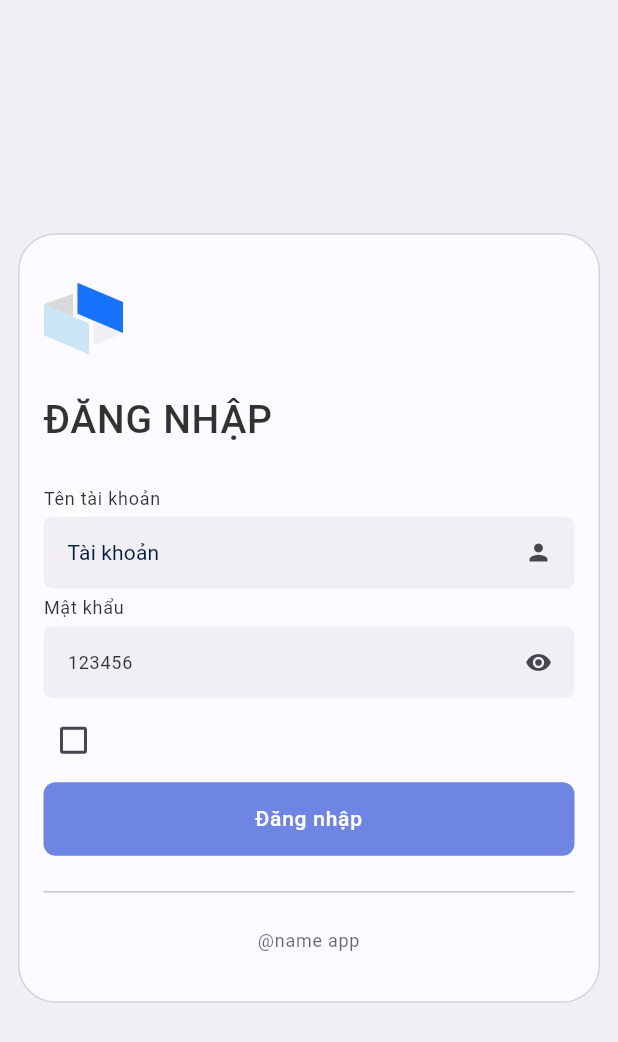
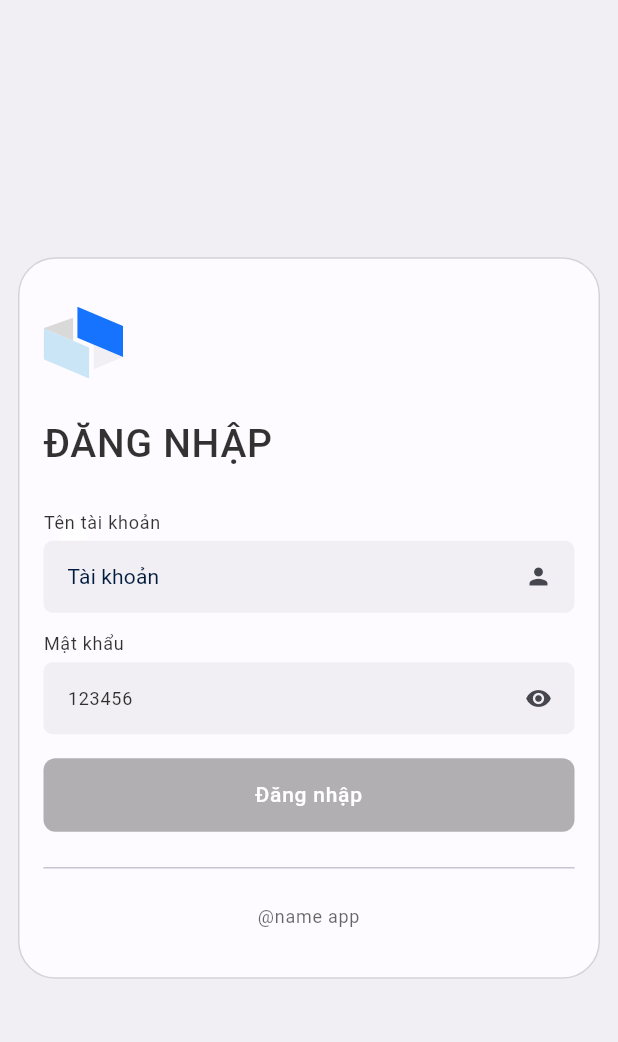
Before and after one commit to ThangStar/AZFood, a Flutter app: the screen it shows after launch, on a phone screen of 412 x 824 dp. Shown: the top 1042 px of the screen. Run offline on Flutter 3.47's test engine with Material 2 defaults, Android fonts, the phone set to English and light mode, and no system bars; our stand-ins replace bloc, dio, equatable, flutter_animate, flutter_bloc, flutter_dotenv and 3 more; project files that could hold a hidden picture were left out.

Commit message:
login validator

```diff
--- a/front_end/lib/main.dart
+++ b/front_end/lib/main.dart
@@ -1,5 +1,6 @@
 import 'package:flutter/material.dart';
 import 'package:flutter_dotenv/flutter_dotenv.dart';
+import 'package:restaurant_manager_app/courses/aspect_ratio.dart';
 import 'package:restaurant_manager_app/ui/blocs/product/product_bloc.dart';
 import 'package:restaurant_manager_app/ui/screens/auth/login_screen.dart';
 import 'package:flutter_bloc/flutter_bloc.dart';
@@ -32,6 +33,7 @@ class MyApp extends StatelessWidget {
             textTheme: textTheme(context)),
         // darkTheme: ThemeData(useMaterial3: true, colorScheme: darkColorScheme),
         home:const LoginScreen(),
+        // home: const AspectRatioScreen(),
       )
     );
   }
--- a/front_end/lib/ui/screens/auth/login_screen.dart
+++ b/front_end/lib/ui/screens/auth/login_screen.dart
@@ -31,6 +31,8 @@ class _LoginScreenState extends State<LoginScreen> {
 
   bool cbxSaveLogin = false;
   bool isShowAlert = false;
+  bool isValid = false;
+  final _keyForm = GlobalKey<FormState>();
 
   @override
   void initState() {
@@ -103,6 +105,16 @@ class _LoginScreenState extends State<LoginScreen> {
                   margin: const EdgeInsets.symmetric(horizontal: 12),
                   padding:
                       const EdgeInsets.symmetric(horizontal: 16, vertical: 32),
+                  child: Form(
+                    onChanged: () {
+                      if (_keyForm.currentState != null) {
+                        print(_keyForm.currentState!.validate());
+                        setState(() {
+                          isValid = _keyForm.currentState!.validate();
+                        });
+                      }
+                    },
+                    key: _keyForm,
                     child: Column(
                       crossAxisAlignment: CrossAxisAlignment.start,
                       children: [
@@ -130,8 +142,7 @@ class _LoginScreenState extends State<LoginScreen> {
                         const SizedBox(
                           height: 6,
                         ),
-                      Form(
-                        child: Column(
+                        Column(
                           crossAxisAlignment: CrossAxisAlignment.start,
                           children: [
                             const Padding(
@@ -143,7 +154,7 @@ class _LoginScreenState extends State<LoginScreen> {
                                 bool isEmail = RegExp(r"^[a-zA-Z0-9]{5,12}$")
                                     .hasMatch(p0!);
                                 return isEmail
-                                    ? ""
+                                    ? null
                                     : "Tài khoản không chứa kí tự đặc biệt, 5-12 kí tự";
                               },
                               onChanged: (p0) {
@@ -159,7 +170,7 @@ class _LoginScreenState extends State<LoginScreen> {
                               controller: usernameController,
                             ),
                             const Padding(
-                              padding: EdgeInsets.only(bottom: 4, top: 4),
+                              padding: EdgeInsets.only(bottom: 4, top: 12),
                               child: Text("Mật khẩu"),
                             ),
                             MyTextField(
@@ -167,13 +178,15 @@ class _LoginScreenState extends State<LoginScreen> {
                                 bool isEmail = RegExp(r"^[a-zA-Z0-9]{5,12}$")
                                     .hasMatch(p0!);
                                 return isEmail
-                                    ? ""
+                                    ? null
                                     : "Mật khẩu không chứa kí tự đặc biệt, 5-12 kí tự";
                               },
                               onChanged: (p0) {
+                                if (isShowAlert) {
                                   setState(() {
                                     isShowAlert = false;
                                   });
+                                }
                               },
                               isShowPass: isShowPass,
                               label: "Mật khẩu",
@@ -187,25 +200,27 @@ class _LoginScreenState extends State<LoginScreen> {
                             ),
                           ],
                         ),
-                      ),
                         const SizedBox(
                           height: 8,
                         ),
-                      MyCheckBox(
-                        value: cbxSaveLogin,
-                        onChanged: (p0) => _onChangeSaveLogin(p0!),
-                      ),
+                        // MyCheckBox(
+                        //   value: cbxSaveLogin,
+                        //   onChanged: (p0) => _onChangeSaveLogin(p0!),
+                        // ),
                         const SizedBox(
                           height: 8,
                         ),
                         Hero(
                             tag: "login_hero",
                             child: MyButton(
+                              disable: !isValid,
                               value: "Đăng nhập",
                               onPressed: () {
+                                if (_keyForm.currentState!.validate()) {
                                   authBloc.add(LoginAutEvent(
                                       username: usernameController.text,
                                       password: passwordController.text));
+                                }
                               },
                             )),
                         const SizedBox(
@@ -228,6 +243,7 @@ class _LoginScreenState extends State<LoginScreen> {
                       ],
                     ),
                   ),
+                ),
               ],
             ),
           ),
--- a/front_end/lib/ui/widgets/my_button.dart
+++ b/front_end/lib/ui/widgets/my_button.dart
@@ -3,41 +3,45 @@ import 'package:restaurant_manager_app/ui/theme/color_schemes.dart';
 
 class MyButton extends StatelessWidget {
   const MyButton(
-      {super.key, required this.onPressed, this.value, this.isOutline = false});
+      {super.key,
+      required this.onPressed,
+      this.value,
+      this.isOutline = false,
+       this.disable = false});
 
   final Function() onPressed;
   final String? value;
   final bool isOutline;
+  final bool disable;
 
   @override
   Widget build(BuildContext context) {
     return Material(
       shape: RoundedRectangleBorder(
           borderRadius: BorderRadius.circular(8),
-          side: isOutline ? BorderSide(
-              width: 1, color: colorScheme(context).tertiary) : BorderSide
-              .none),
+          side: isOutline
+              ? BorderSide(width: 1, color: colorScheme(context).tertiary)
+              : BorderSide.none),
       color: isOutline
           ? colorScheme(context).background
-          : colorScheme(context).secondary,
+          : disable
+              ? colorScheme(context).scrim.withOpacity(0.3)
+              : colorScheme(context).secondary,
       child: InkWell(
         borderRadius: BorderRadius.circular(8),
-        onTap:onPressed,
+        onTap: disable ? null : onPressed,
         child: Container(
             padding: const EdgeInsets.symmetric(vertical: 14, horizontal: 6),
             width: double.infinity,
             child: Text(
               textAlign: TextAlign.center,
               value ?? "Button",
-              style: Theme
-                  .of(context)
-                  .textTheme
-                  .bodyLarge
-                  ?.copyWith(
-                fontWeight: FontWeight.w500,
-                fontSize: 14,
-                  color: isOutline ? colorScheme(context).scrim : colorScheme(
-                      context).onPrimary),
+              style: Theme.of(context).textTheme.bodyLarge?.copyWith(
+                  fontWeight: FontWeight.w500,
+                  fontSize: 14,
+                  color: isOutline
+                      ? colorScheme(context).scrim
+                      : colorScheme(context).onPrimary),
             )),
       ),
     );
--- a/front_end/lib/ui/widgets/my_text_field.dart
+++ b/front_end/lib/ui/widgets/my_text_field.dart
@@ -20,7 +20,7 @@ class MyTextField extends StatefulWidget {
   final bool isPassword;
   final bool isShowPass;
   final Function(String)? onChanged;
-  final String Function(String?)? validator;
+  final String? Function(String?)? validator;
 
   @override
   State<MyTextField> createState() => _MyTextFieldState();
```
Also changed, not shown: front_end/lib/courses/aspect_ratio.dart (added, +25 -0 lines), front_end/lib/ui/screens/home/home_screen.dart (+7 -3 lines), front_end/lib/courses/fitted_box.dart (added). Lines whose indentation alone changed are shown as unchanged.
